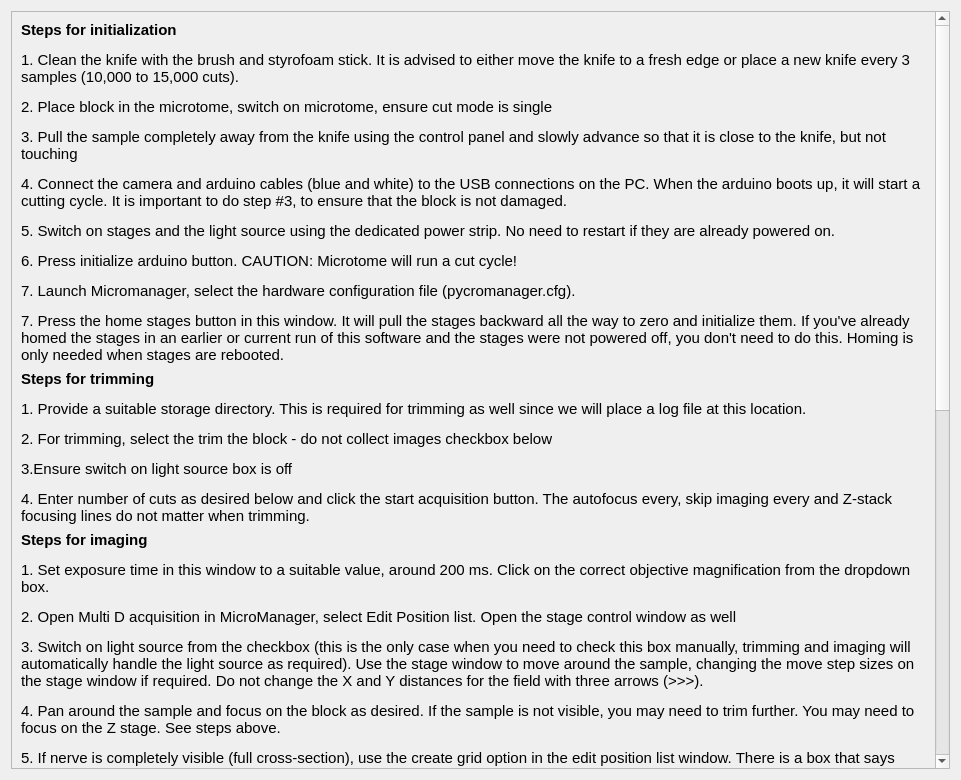
First picture: the form in ui files/helpwindow.ui, repository ckolluru/3D-MUSE-acquire, before the edit.
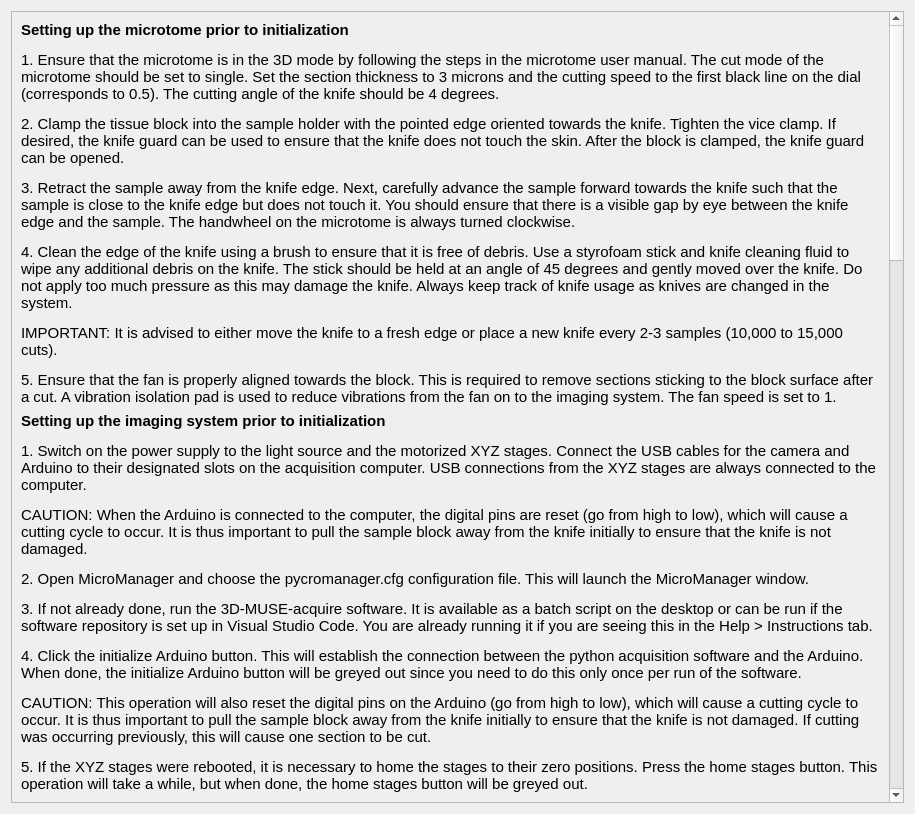
Second picture: the form after the edit.

Commit message: Help window updates

```diff
--- a/ui files/helpwindow.ui
+++ b/ui files/helpwindow.ui
@@ -6,8 +6,8 @@
    <rect>
     <x>0</x>
     <y>0</y>
-    <width>961</width>
-    <height>780</height>
+    <width>915</width>
+    <height>814</height>
    </rect>
   </property>
   <property name="windowTitle">
@@ -23,16 +23,16 @@
       <property name="geometry">
        <rect>
         <x>0</x>
-        <y>-463</y>
-        <width>924</width>
-        <height>1577</height>
+        <y>0</y>
+        <width>878</width>
+        <height>2834</height>
        </rect>
       </property>
       <layout class="QVBoxLayout" name="verticalLayout_2">
        <item>
         <widget class="QLabel" name="notesInitialization">
          <property name="sizePolicy">
-          <sizepolicy hsizetype="Preferred" vsizetype="Fixed">
+          <sizepolicy hsizetype="Preferred" vsizetype="Preferred">
            <horstretch>0</horstretch>
            <verstretch>0</verstretch>
           </sizepolicy>
@@ -46,7 +46,28 @@
           </font>
          </property>
          <property name="text">
-          <string>&lt;html&gt;&lt;head/&gt;&lt;body&gt;&lt;p&gt;&lt;span style=&quot; font-weight:600;&quot;&gt;Steps for initialization&lt;/span&gt;&lt;/p&gt;&lt;p&gt;1. Clean the knife with the brush and styrofoam stick. It is advised to either move the knife to a fresh edge or place a new knife every 3 samples (10,000 to 15,000 cuts).&lt;/p&gt;&lt;p&gt;2. Place block in the microtome, switch on microtome, ensure cut mode is single &lt;/p&gt;&lt;p&gt;3. Pull the sample completely away from the knife using the control panel and slowly advance so that it is close to the knife, but not touching &lt;/p&gt;&lt;p&gt;4. Connect the camera and arduino cables (blue and white) to the USB connections on the PC. When the arduino boots up, it will start a cutting cycle. It is important to do step #3, to ensure that the block is not damaged.&lt;/p&gt;&lt;p&gt;5. Switch on stages and the light source using the dedicated power strip. No need to restart if they are already powered on. &lt;/p&gt;&lt;p&gt;6. Press initialize arduino button. CAUTION: Microtome will run a cut cycle!&lt;/p&gt;&lt;p&gt;7. Launch Micromanager, select the hardware configuration file (pycromanager.cfg). &lt;/p&gt;&lt;p&gt;7. Press the home stages button in this window. It will pull the stages backward all the way to zero and initialize them. If you've already homed the stages in an earlier or current run of this software and the stages were not powered off, you don't need to do this. Homing is only needed when stages are rebooted.&lt;/p&gt;&lt;/body&gt;&lt;/html&gt;</string>
+          <string>&lt;html&gt;&lt;head/&gt;&lt;body&gt;&lt;p&gt;&lt;span style=&quot; font-weight:600;&quot;&gt;Setting up the microtome prior to initialization&lt;/span&gt;&lt;/p&gt;&lt;p&gt;1. Ensure that the microtome is in the 3D mode by following the steps in the microtome user manual. The cut mode of the microtome should be set to single. Set the section thickness to 3 microns and the cutting speed to the first black line on the dial (corresponds to 0.5). The cutting angle of the knife should be 4 degrees.&lt;/p&gt;&lt;p&gt;2. Clamp the tissue block into the sample holder with the pointed edge oriented towards the knife. Tighten the vice clamp. If desired, the knife guard can be used to ensure that the knife does not touch the skin. After the block is clamped, the knife guard can be opened.&lt;/p&gt;&lt;p&gt;3. Retract the sample away from the knife edge. Next, carefully advance the sample forward towards the knife such that the sample is close to the knife edge but does not touch it. You should ensure that there is a visible gap by eye between the knife edge and the sample. The handwheel on the microtome is always turned clockwise. &lt;/p&gt;&lt;p&gt;4. Clean the edge of the knife using a brush to ensure that it is free of debris. Use a styrofoam stick and knife cleaning fluid to wipe any additional debris on the knife. The stick should be held at an angle of 45 degrees and gently moved over the knife. Do not apply too much pressure as this may damage the knife. Always keep track of knife usage as knives are changed in the system. &lt;/p&gt;&lt;p&gt;IMPORTANT: It is advised to either move the knife to a fresh edge or place a new knife every 2-3 samples (10,000 to 15,000 cuts).&lt;/p&gt;&lt;p&gt;5. Ensure that the fan is properly aligned towards the block. This is required to remove sections sticking to the block surface after a cut. A vibration isolation pad is used to reduce vibrations from the fan on to the imaging system. The fan speed is set to 1.&lt;/p&gt;&lt;/body&gt;&lt;/html&gt;</string>
+         </property>
+         <property name="wordWrap">
+          <bool>true</bool>
+         </property>
+        </widget>
+       </item>
+       <item>
+        <widget class="QLabel" name="notesImagingInitialization">
+         <property name="sizePolicy">
+          <sizepolicy hsizetype="Preferred" vsizetype="Preferred">
+           <horstretch>0</horstretch>
+           <verstretch>0</verstretch>
+          </sizepolicy>
+         </property>
+         <property name="font">
+          <font>
+           <family>Segoe UI</family>
+          </font>
+         </property>
+         <property name="text">
+          <string>&lt;html&gt;&lt;head/&gt;&lt;body&gt;&lt;p&gt;&lt;span style=&quot; font-size:11pt; font-weight:600;&quot;&gt;Setting up the imaging system prior to initialization&lt;/span&gt;&lt;/p&gt;&lt;p&gt;&lt;span style=&quot; font-size:11pt;&quot;&gt;1. Switch on the power supply to the light source and the motorized XYZ stages. Connect the USB cables for the camera and Arduino to their designated slots on the acquisition computer. USB connections from the XYZ stages are always connected to the computer.&lt;/span&gt;&lt;/p&gt;&lt;p&gt;&lt;span style=&quot; font-size:11pt;&quot;&gt;CAUTION: When the Arduino is connected to the computer, the digital pins are reset (go from high to low), which will cause a cutting cycle to occur. It is thus important to pull the sample block away from the knife initially to ensure that the knife is not damaged.&lt;/span&gt;&lt;/p&gt;&lt;p&gt;&lt;span style=&quot; font-size:11pt;&quot;&gt;2. Open MicroManager and choose the pycromanager.cfg configuration file. This will launch the MicroManager window.&lt;/span&gt;&lt;/p&gt;&lt;p&gt;&lt;span style=&quot; font-size:11pt;&quot;&gt;3. If not already done, run the 3D-MUSE-acquire software. It is available as a batch script on the desktop or can be run if the software repository is set up in Visual Studio Code. You are already running it if you are seeing this in the Help &amp;gt; Instructions tab.&lt;/span&gt;&lt;/p&gt;&lt;p&gt;&lt;span style=&quot; font-size:11pt;&quot;&gt;4. Click the initialize Arduino button. This will establish the connection between the python acquisition software and the Arduino. When done, the initialize Arduino button will be greyed out since you need to do this only once per run of the software.&lt;/span&gt;&lt;/p&gt;&lt;p&gt;&lt;span style=&quot; font-size:11pt;&quot;&gt;CAUTION: This operation will also reset the digital pins on the Arduino (go from high to low), which will cause a cutting cycle to occur. It is thus important to pull the sample block away from the knife initially to ensure that the knife is not damaged. If cutting was occurring previously, this will cause one section to be cut.&lt;/span&gt;&lt;/p&gt;&lt;p&gt;&lt;span style=&quot; font-size:11pt;&quot;&gt;5. If the XYZ stages were rebooted, it is necessary to home the stages to their zero positions. Press the home stages button. This operation will take a while, but when done, the home stages button will be greyed out.&lt;/span&gt;&lt;/p&gt;&lt;/body&gt;&lt;/html&gt;</string>
          </property>
          <property name="wordWrap">
           <bool>true</bool>
@@ -56,7 +77,7 @@
        <item>
         <widget class="QLabel" name="notesTrimming">
          <property name="sizePolicy">
-          <sizepolicy hsizetype="Preferred" vsizetype="Fixed">
+          <sizepolicy hsizetype="Preferred" vsizetype="Preferred">
            <horstretch>0</horstretch>
            <verstretch>0</verstretch>
           </sizepolicy>
@@ -70,7 +91,7 @@
           </font>
          </property>
          <property name="text">
-          <string>&lt;html&gt;&lt;head/&gt;&lt;body&gt;&lt;p&gt;&lt;span style=&quot; font-weight:600;&quot;&gt;Steps for trimming&lt;/span&gt;&lt;/p&gt;&lt;p&gt;1. Provide a suitable storage directory. This is required for trimming as well since we will place a log file at this location.&lt;/p&gt;&lt;p&gt;2. For trimming, select the trim the block - do not collect images checkbox below&lt;/p&gt;&lt;p&gt;3.Ensure switch on light source box is off &lt;/p&gt;&lt;p&gt;4. Enter number of cuts as desired below and click the start acquisition button. The autofocus every, skip imaging every and Z-stack focusing lines do not matter when trimming.&lt;/p&gt;&lt;/body&gt;&lt;/html&gt;</string>
+          <string>&lt;html&gt;&lt;head/&gt;&lt;body&gt;&lt;p&gt;&lt;span style=&quot; font-weight:600;&quot;&gt;Steps for trimming&lt;/span&gt;&lt;/p&gt;&lt;p&gt;1. When a resin block is placed on the microtome, the block may need to be sectioned first to expose the nerve surface. We refer to this process as trimming.&lt;/p&gt;&lt;p&gt;2. Enter the desired folder location for storing the image stack. A log file will be created in this location during the session with useful debug information.&lt;/p&gt;&lt;p&gt;3. Enter the number of cuts desired in the corresponding text box. Each cut will be 3 µm thick, unless the sectioning thickness was changed on the microtome control panel. Thus, if 1 mm of the sample needs to be cut, enter 333 cuts. Ensure that the switch on light source checkbox is off. &lt;/p&gt;&lt;p&gt;CAUTION: Do not provide more cuts than what is physically possible. It is useful to measure the length of the block with a scale and ensure that the cutting does not extend into the yellow resin portion of the block.&lt;/p&gt;&lt;p&gt;4. Ensure that the trim the block – do not collect images checkbox is checked. Other properties in the acquisition window are not relevant for trimming and will be disregarded.&lt;/p&gt;&lt;/body&gt;&lt;/html&gt;</string>
          </property>
          <property name="wordWrap">
           <bool>true</bool>
@@ -87,7 +108,7 @@
           </font>
          </property>
          <property name="text">
-          <string>&lt;html&gt;&lt;head/&gt;&lt;body&gt;&lt;p&gt;&lt;span style=&quot; font-size:11pt;&quot;&gt;Steps for imaging&lt;/span&gt;&lt;/p&gt;&lt;p&gt;&lt;span style=&quot; font-size:11pt; font-weight:400;&quot;&gt;1. Set exposure time in this window to a suitable value, around 200 ms. Click on the correct objective magnification from the dropdown box.&lt;/span&gt;&lt;/p&gt;&lt;p&gt;&lt;span style=&quot; font-size:11pt; font-weight:400;&quot;&gt;2. Open Multi D acquisition in MicroManager, select Edit Position list. Open the stage control window as well&lt;/span&gt;&lt;/p&gt;&lt;p&gt;&lt;span style=&quot; font-size:11pt; font-weight:400;&quot;&gt;3. Switch on light source from the checkbox (this is the only case when you need to check this box manually, trimming and imaging will automatically handle the light source as required). Use the stage window to move around the sample, changing the move step sizes on the stage window if required. Do not change the X and Y distances for the field with three arrows (&amp;gt;&amp;gt;&amp;gt;).&lt;/span&gt;&lt;/p&gt;&lt;p&gt;&lt;span style=&quot; font-size:11pt; font-weight:400;&quot;&gt;4. Pan around the sample and focus on the block as desired. If the sample is not visible, you may need to trim further. You may need to focus on the Z stage. See steps above.&lt;/span&gt;&lt;/p&gt;&lt;p&gt;&lt;span style=&quot; font-size:11pt; font-weight:400;&quot;&gt;5. If nerve is completely visible (full cross-section), use the create grid option in the edit position list window. There is a box that says overlap, change it from um (default) to %. Set the overlap to 20%, ensure the pixel size is correct (0.9 if you are using the 4x objective, 0.37 if you are using the 10x objective). These can be changed in Objective configuration and preset Objective-A (4x) and Objective-B (10x) in MicroManager. When setting up tiles, make sure that the tiles will work for the full length of the nerve. For example, if the nerve is bending downward in the block, it may be useful to set up 2 tiles in the Y direction and 1 tile in X direction.&lt;/span&gt;&lt;/p&gt;&lt;p&gt;&lt;span style=&quot; font-size:11pt; font-weight:400;&quot;&gt;6. You can set the individual corners as desired. The step distance with the &amp;gt;&amp;gt;&amp;gt; in the stage window is now useful, since one step by &amp;gt;&amp;gt;&amp;gt; will move the stage by amount that is slightly less than a tile (80%). This will let you set up perfect tiles (one step in X and one step in Y and setting the appropriate top, left, bottom and right corners will result in a 2x2 grid). For 4x objective, this distance &amp;gt;&amp;gt;&amp;gt; should be 2800 um in X and 2100 um in Y. For 10x objective, it should be 1100 um in X and 888 um in Y. &lt;/span&gt;&lt;/p&gt;&lt;p&gt;&lt;span style=&quot; font-size:11pt; font-weight:400;&quot;&gt;7. Select OK on the grid creator window, now you should see positions populate in the MDA window. Click the go to button after selecting each tile and focus using the Z stage control as required. Click the Merge button and say Merge with current Z position. This will ensure that the tile is set up with the best focus position. Save the positions to a file with a suitable name in the same directory as the storage directory to ensure easy loading of positions later if required.&lt;/span&gt;&lt;/p&gt;&lt;p&gt;&lt;span style=&quot; font-size:11pt; font-weight:400;&quot;&gt;8. Set number of cuts and the storage directory below. If stitching is needed, it will be done automatically and saved in a separate directory in the same storage folder.&lt;/span&gt;&lt;/p&gt;&lt;p&gt;&lt;span style=&quot; font-size:11pt; font-weight:400;&quot;&gt;9. Uncheck switch on light source and trim the block options. If desired, an autofocus algorithm can be run at intermediate slices. Add an appropriate value to that line item. Usually autofocus every 5-10 slices is sufficient. If 0 autofocus is not performed, if 1 autofocus is done on all images.&lt;/span&gt;&lt;/p&gt;&lt;p&gt;&lt;span style=&quot; font-size:11pt; font-weight:400;&quot;&gt;10. Stop the live view in micromanager.&lt;/span&gt;&lt;/p&gt;&lt;p&gt;&lt;span style=&quot; font-size:11pt; font-weight:400;&quot;&gt;11. Images can be skipped between sections. Add an appropriate value there. If 0, no images are skipped.&lt;/span&gt;&lt;/p&gt;&lt;p&gt;&lt;span style=&quot; font-size:11pt; font-weight:400;&quot;&gt;12. Click start acquisition button.&lt;/span&gt;&lt;br/&gt;&lt;/p&gt;&lt;p&gt;&lt;span style=&quot; font-size:11pt; font-weight:400;&quot;&gt;TODO: We are in the process of implementing Z-stack focusing at each tile, for now, set Z start, Z stop and Z step to zero.&lt;/span&gt;&lt;/p&gt;&lt;/body&gt;&lt;/html&gt;</string>
+          <string>&lt;html&gt;&lt;head/&gt;&lt;body&gt;&lt;p&gt;&lt;span style=&quot; font-size:11pt;&quot;&gt;Steps for imaging&lt;/span&gt;&lt;/p&gt;&lt;p&gt;&lt;span style=&quot; font-size:11pt; font-weight:400;&quot;&gt;1. We will set up tiles for imaging prior to running an imaging session. The tile set up is done primarily in Micromanager software. However, we set the exposure time text box in the acquisition software to a suitable value, around 200 ms. &lt;/span&gt;&lt;/p&gt;&lt;p&gt;&lt;span style=&quot; font-size:11pt; font-weight:400;&quot;&gt;2. Click the Live button in Micromanager to open a live view window, displaying the current image from the camera. An additional window labeled “Inspect-Preview” is also shown with the histogram of the current image. Click on the full scale button to ensure that the live view is mapping the image intensities correctly. &lt;/span&gt;&lt;/p&gt;&lt;p&gt;&lt;span style=&quot; font-size:11pt; font-weight:400;&quot;&gt;3. Open the Stage control window in Micromanager. Use the stage window to move around the sample, changing the move step sizes on the stage window if required. There are three step sizes available (&amp;gt;, &amp;gt;&amp;gt;, &amp;gt;&amp;gt;&amp;gt;). Each arrow can be configured to take a step of a certain distance. Do not change the X and Y distances for the field with three arrows (&amp;gt;&amp;gt;&amp;gt;) unless the objective lens has been changed. This is because these numbers are important when setting up tiles. When using tiles with 20% overlap, the distance in the &amp;gt;&amp;gt;&amp;gt; field should be 2800 µm in X and 2100 µm in Y for the 4x objective. For the 10x objective, it should be 1100 µm in X and 888 µm in Y.&lt;/span&gt;&lt;/p&gt;&lt;p&gt;&lt;span style=&quot; font-size:11pt; font-weight:400;&quot;&gt;4. When panning around the sample to view the nerve, ensure that the switch on light source checkbox is selected (this is the only case when you need to check this box manually, an imaging session will automatically switch the light source on and off as required). &lt;/span&gt;&lt;/p&gt;&lt;p&gt;&lt;span style=&quot; font-size:11pt; font-weight:400;&quot;&gt;5. The image can be window/leveled if the brightness is not optimal. The window level and gamma settings are available directly on the histogram in the Inspect Preview window. If the brightness is too high, the exposure can be reduced to 100 ms. In general, blocks are usually brighter in the center than at the edge, so it is not an issue if the first image is slightly dark, and the histogram is primarily in the lower half. Intensity normalization methods can be applied later if desired.&lt;/span&gt;&lt;/p&gt;&lt;p&gt;&lt;span style=&quot; font-size:11pt; font-weight:400;&quot;&gt;6. To set up tiles, open the Multi D acquisition tab in MicroManager, and select Edit Position list. Open the stage control window as well if not already open. Pan around the sample and focus on the block as desired. If the sample is not visible, you may need to run another trimming session. Moving along the Z stage will help with focusing. &lt;/span&gt;&lt;/p&gt;&lt;p&gt;&lt;span style=&quot; font-size:11pt; font-weight:400;&quot;&gt;7. If nerve is completely visible (full cross-section), use the create grid option in the Edit Position list window. There is a box that says overlap, change it from um (default) to %. Set the overlap to 20%, ensure the pixel size is correct (0.9 µm if you are using the 4x objective, 0.37 µm if you are using the 10x objective). If they are incorrect, these values can be changed in Objective configuration and preset Objective-A (4x) and Objective-B (10x) in the main window of MicroManager. &lt;/span&gt;&lt;/p&gt;&lt;p&gt;&lt;span style=&quot; font-size:11pt; font-weight:400;&quot;&gt;8. In the Create Grid window, set the individual corners as desired. The step distance with the &amp;gt;&amp;gt;&amp;gt; in the stage window is now useful, since one step by &amp;gt;&amp;gt;&amp;gt; will move the stage by amount that is slightly less than a tile (80%). This will let you set up perfect tiles (one &amp;gt;&amp;gt;&amp;gt; step in X and one &amp;gt;&amp;gt;&amp;gt; step in Y and setting the appropriate top, left, bottom and right corners will result in the creation of a 2x2 grid). As described earlier, for the 4x objective, this distance &amp;gt;&amp;gt;&amp;gt; should be 2800 µm in X and 2100 µm in Y. For 10x objective, it should be 1100 µm in X and 888 µm in Y.&lt;/span&gt;&lt;/p&gt;&lt;p&gt;&lt;span style=&quot; font-size:11pt; font-weight:400;&quot;&gt;IMPORTANT: When setting up tiles, make sure that the tiles will be sufficient for the full length of the nerve. For example, if the nerve is oriented such that it moves downward in the block, it may be useful to set up 2 tiles in the Y direction and 1 tile in X direction.&lt;/span&gt;&lt;/p&gt;&lt;p&gt;&lt;span style=&quot; font-size:11pt; font-weight:400;&quot;&gt;9. Select OK on the grid creator window, now you should see positions populate in the MDA window. Click the go to button after selecting each tile position and focus using the Z stage control as required. Click the Merge button and then the Merge with current Stage position. This will ensure that each tile is set up with the best focus position. Save the positions to a file with a suitable name in the same directory as the storage directory. If the first image acquisition is to be captured, save the file as PositionList_1.pos. If 3 acquisitions are already captured in the folder, save the file as PositionList_4.pos. This will ensure easy loading of positions later if required. This may be needed if the python acquisition software closes due to an error and the acquisition does not change to Finished in Micromanager. MicroManager and the acquisition software would need to be restarted in that case, and having the position list saved to a file is extremely useful to ensure the same tile setup between runs.&lt;/span&gt;&lt;/p&gt;&lt;p&gt;&lt;span style=&quot; font-size:11pt; font-weight:400;&quot;&gt;10. Ensure that the correct objective magnification is selected from the dropdown box in the acquisition software. Two objective options are currently provided, 4x and 10x. MicroManager should automatically recognize the correct pixel sizes to use.&lt;/span&gt;&lt;/p&gt;&lt;p&gt;&lt;span style=&quot; font-size:11pt; font-weight:400;&quot;&gt;11. Set number of cuts as desired. If stitching is needed, it will be done automatically and saved in a separate directory in the same storage folder. &lt;/span&gt;&lt;/p&gt;&lt;p&gt;&lt;span style=&quot; font-size:11pt; font-weight:400;&quot;&gt;CAUTION: Do not provide more cuts than what is physically possible. It is useful to measure the length of the block with a scale and ensure that the cutting does not extend into the yellow resin portion of the block.&lt;/span&gt;&lt;/p&gt;&lt;p&gt;&lt;span style=&quot; font-size:11pt; font-weight:400;&quot;&gt;12. If desired, an autofocus algorithm can be run at intermediate slices. Add an appropriate value to that line item. Usually autofocus every 5 images is sufficient. If the value is set to zero autofocus is not performed, if the value is 1 autofocus is done on all images.&lt;/span&gt;&lt;/p&gt;&lt;p&gt;&lt;span style=&quot; font-size:11pt; font-weight:400;&quot;&gt;13. Images can be skipped between sections. Add an appropriate value in the corresponding text box. If 0, no images are skipped. In general, if every fifth slice needs to be imaged, the skip image option can be set to four.&lt;/span&gt;&lt;/p&gt;&lt;p&gt;&lt;span style=&quot; font-size:11pt; font-weight:400;&quot;&gt;14. If desired a z-stack can be setup at each tile. This is suitable when working with an objective with a low depth of focus, e.g, 10x 0.45 NA. Individual slices in a z-stack are automatically stitched and merged into a single image. If Z start is set to -3, Z stop is set to 3, and Z step is set to 1, the software will collect images at z-3, z-2, z-1, z, z+1, z+2, and z+3 microns. The seven resultant images will be stitched to create a single image. This algorithm is currently being implemented, so please set these three values to zeros for now.&lt;/span&gt;&lt;/p&gt;&lt;p&gt;&lt;span style=&quot; font-size:11pt; font-weight:400;&quot;&gt;15. Uncheck switch on light source and trim the block – do not collect images options. &lt;/span&gt;&lt;/p&gt;&lt;p&gt;&lt;span style=&quot; font-size:11pt; font-weight:400;&quot;&gt;16. Stop the live view in micromanager.&lt;/span&gt;&lt;/p&gt;&lt;p&gt;&lt;span style=&quot; font-size:11pt; font-weight:400;&quot;&gt;17. Click start acquisition button. A progress bar and status message box will be updated during each cutting and imaging event.&lt;/span&gt;&lt;/p&gt;&lt;/body&gt;&lt;/html&gt;</string>
          </property>
          <property name="wordWrap">
           <bool>true</bool>
```
Left out of the diff: 4 changed lines with no effect on the pictures.
